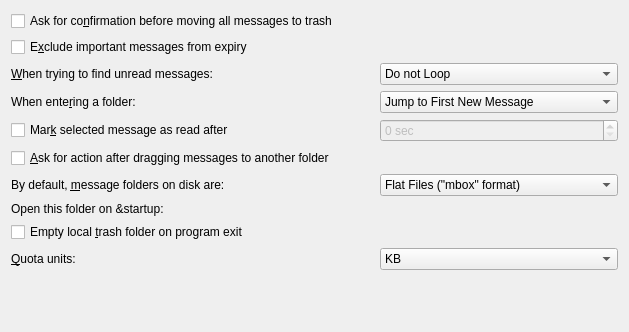
Above: kmail/ui/miscpagemaintab.ui from chusopr/kdepim-ktimetracker-akonadi before the change. Below: the same form after it.
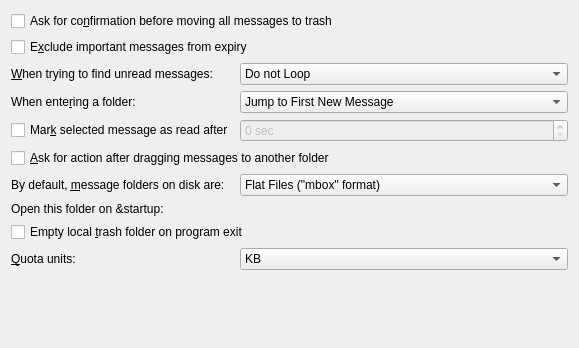
That is the form after the change. Custom widgets are drawn as their Qt base class.

Commit message: Fiddle around with the size policies a bit, that seems to fix the strange look in the misc/main tab.

The edit to the form file:
```diff
--- a/kmail/ui/miscpagemaintab.ui
+++ b/kmail/ui/miscpagemaintab.ui
@@ -5,8 +5,8 @@
    <rect>
     <x>0</x>
     <y>0</y>
-    <width>629</width>
-    <height>332</height>
+    <width>579</width>
+    <height>348</height>
    </rect>
   </property>
   <property name="windowTitle" >
@@ -32,7 +32,7 @@
      <item row="2" column="0" >
       <widget class="QLabel" name="mLoopLabel" >
        <property name="sizePolicy" >
-        <sizepolicy vsizetype="Preferred" hsizetype="Preferred" >
+        <sizepolicy vsizetype="Preferred" hsizetype="Maximum" >
          <horstretch>1</horstretch>
          <verstretch>0</verstretch>
         </sizepolicy>
@@ -47,6 +47,12 @@
      </item>
      <item row="2" column="1" >
       <widget class="KComboBox" name="mLoopOnGotoUnread" >
+       <property name="sizePolicy" >
+        <sizepolicy vsizetype="Fixed" hsizetype="Expanding" >
+         <horstretch>0</horstretch>
+         <verstretch>0</verstretch>
+        </sizepolicy>
+       </property>
        <property name="whatsThis" >
         <string comment="what's this help" >&lt;qt>&lt;p>When jumping to the next unread message, it may occur that no more unread messages are below the current message.&lt;/p>
 &lt;p>&lt;b>Do not loop:&lt;/b> The search will stop at the last message in the current folder.&lt;/p>
```
